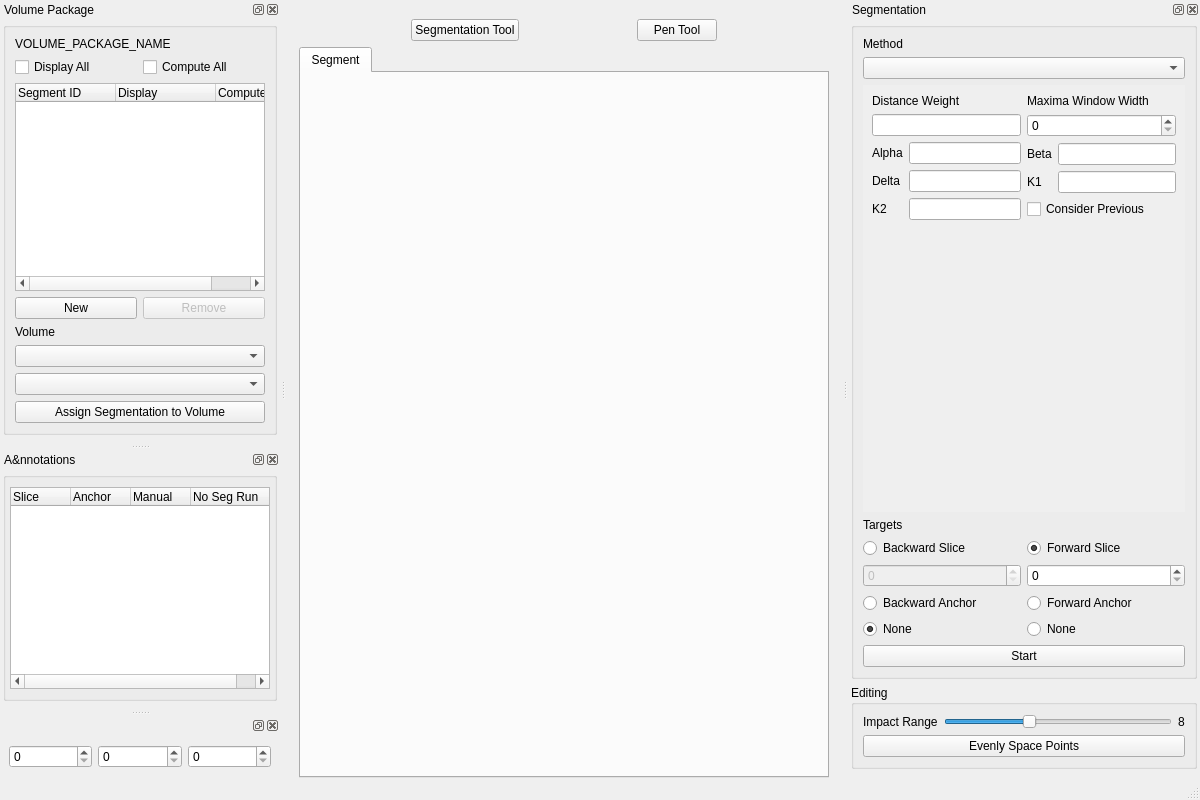
SuperOptimizer/villa, file volume-cartographer/apps/VC/VCMain.ui: the form before one commit.
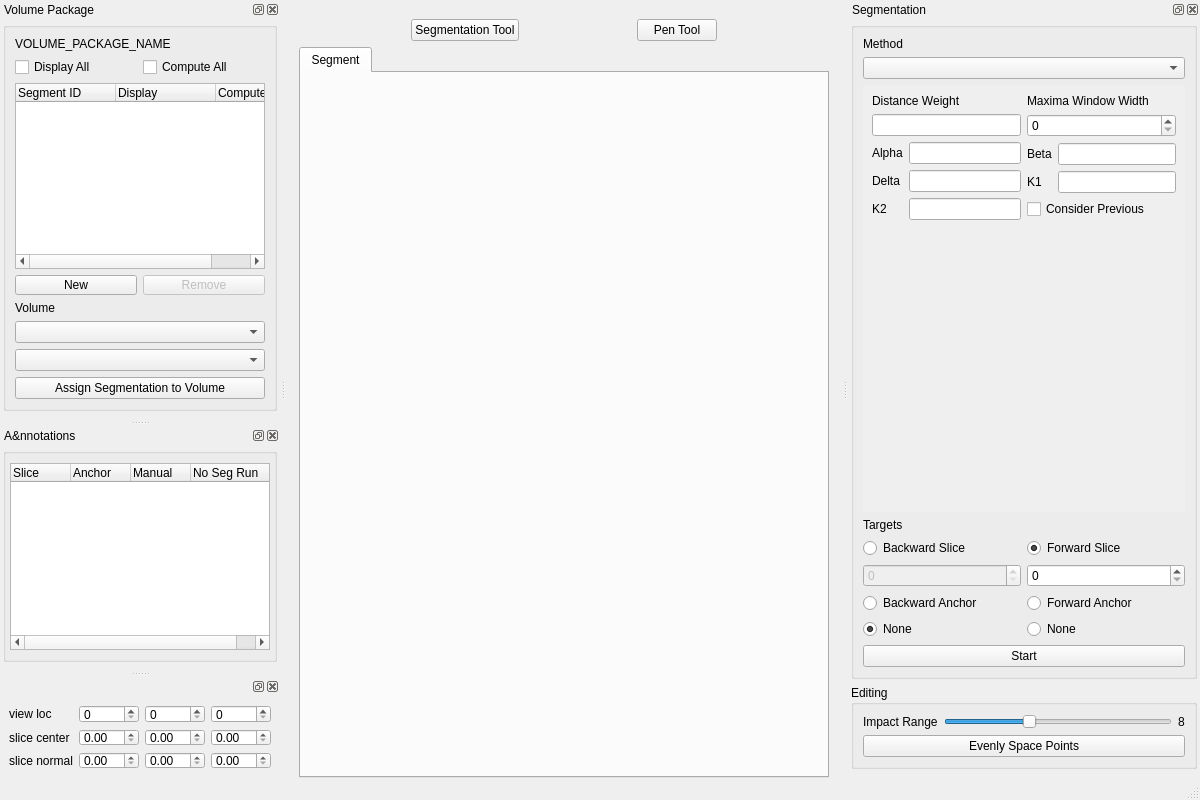
The form after the commit. Icons and pictures are not drawn.

Commit message: have some basic slice display in VC

Patch:
```diff
--- a/volume-cartographer/apps/VC/VCMain.ui
+++ b/volume-cartographer/apps/VC/VCMain.ui
@@ -794,20 +794,56 @@
      </size>
     </property>
     <layout class="QGridLayout" name="gridLayout">
-     <item row="0" column="0">
-      <layout class="QHBoxLayout" name="horizontalLayout_4">
-       <property name="spacing">
-        <number>6</number>
-       </property>
-       <item>
-        <widget class="QSpinBox" name="spinLocX"/>
+     <item row="1" column="1">
+      <layout class="QGridLayout" name="gridLayout_2">
+       <item row="1" column="3">
+        <widget class="QDoubleSpinBox" name="dspCZ"/>
        </item>
-       <item>
+       <item row="1" column="2">
+        <widget class="QDoubleSpinBox" name="dspCY"/>
+       </item>
+       <item row="0" column="2">
         <widget class="QSpinBox" name="spinLocY"/>
        </item>
-       <item>
+       <item row="1" column="1">
+        <widget class="QDoubleSpinBox" name="sdpCX"/>
+       </item>
+       <item row="0" column="3">
         <widget class="QSpinBox" name="spinLocZ"/>
        </item>
+       <item row="0" column="0">
+        <widget class="QLabel" name="label_8">
+         <property name="text">
+          <string>view loc</string>
+         </property>
+        </widget>
+       </item>
+       <item row="1" column="0">
+        <widget class="QLabel" name="label_9">
+         <property name="text">
+          <string>slice center</string>
+         </property>
+        </widget>
+       </item>
+       <item row="0" column="1">
+        <widget class="QSpinBox" name="spinLocX"/>
+       </item>
+       <item row="2" column="0">
+        <widget class="QLabel" name="label_12">
+         <property name="text">
+          <string>slice normal</string>
+         </property>
+        </widget>
+       </item>
+       <item row="2" column="1">
+        <widget class="QDoubleSpinBox" name="dspNX"/>
+       </item>
+       <item row="2" column="2">
+        <widget class="QDoubleSpinBox" name="dspNY"/>
+       </item>
+       <item row="2" column="3">
+        <widget class="QDoubleSpinBox" name="dspNZ"/>
+       </item>
       </layout>
      </item>
     </layout>
```
The commit also changes 10 other files.
